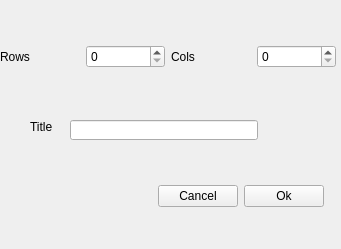
Qt form include_qt/rows_cols_widget.ui (AndoniC/QCrossword) before a commit.
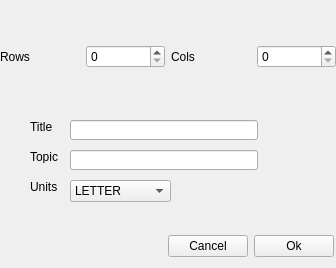
The same form after that commit. Icons and pictures are not drawn.

Patch:
```diff
--- a/include_qt/rows_cols_widget.ui
+++ b/include_qt/rows_cols_widget.ui
@@ -6,8 +6,8 @@
    <rect>
     <x>0</x>
     <y>0</y>
-    <width>341</width>
-    <height>249</height>
+    <width>336</width>
+    <height>268</height>
    </rect>
   </property>
   <property name="windowTitle">
@@ -49,11 +49,11 @@
     </item>
    </layout>
   </widget>
-  <widget class="QWidget" name="">
+  <widget class="QWidget" name="layoutWidget">
    <property name="geometry">
     <rect>
-     <x>-10</x>
-     <y>170</y>
+     <x>0</x>
+     <y>220</y>
      <width>334</width>
      <height>52</height>
     </rect>
@@ -119,6 +119,62 @@
     <string>Title</string>
    </property>
   </widget>
+  <widget class="QLineEdit" name="topic">
+   <property name="geometry">
+    <rect>
+     <x>70</x>
+     <y>150</y>
+     <width>188</width>
+     <height>20</height>
+    </rect>
+   </property>
+  </widget>
+  <widget class="QLabel" name="label_4">
+   <property name="geometry">
+    <rect>
+     <x>30</x>
+     <y>150</y>
+     <width>47</width>
+     <height>13</height>
+    </rect>
+   </property>
+   <property name="text">
+    <string>Topic</string>
+   </property>
+  </widget>
+  <widget class="QLabel" name="label_5">
+   <property name="geometry">
+    <rect>
+     <x>30</x>
+     <y>180</y>
+     <width>47</width>
+     <height>13</height>
+    </rect>
+   </property>
+   <property name="text">
+    <string>Units</string>
+   </property>
+  </widget>
+  <widget class="QComboBox" name="unit">
+   <property name="geometry">
+    <rect>
+     <x>70</x>
+     <y>180</y>
+     <width>101</width>
+     <height>22</height>
+    </rect>
+   </property>
+   <item>
+    <property name="text">
+     <string>LETTER</string>
+    </property>
+   </item>
+   <item>
+    <property name="text">
+     <string>SYLLABLES</string>
+    </property>
+   </item>
+  </widget>
  </widget>
  <resources/>
  <connections/>
```
Left out of the diff: 2 changed lines with no effect on the pictures.
